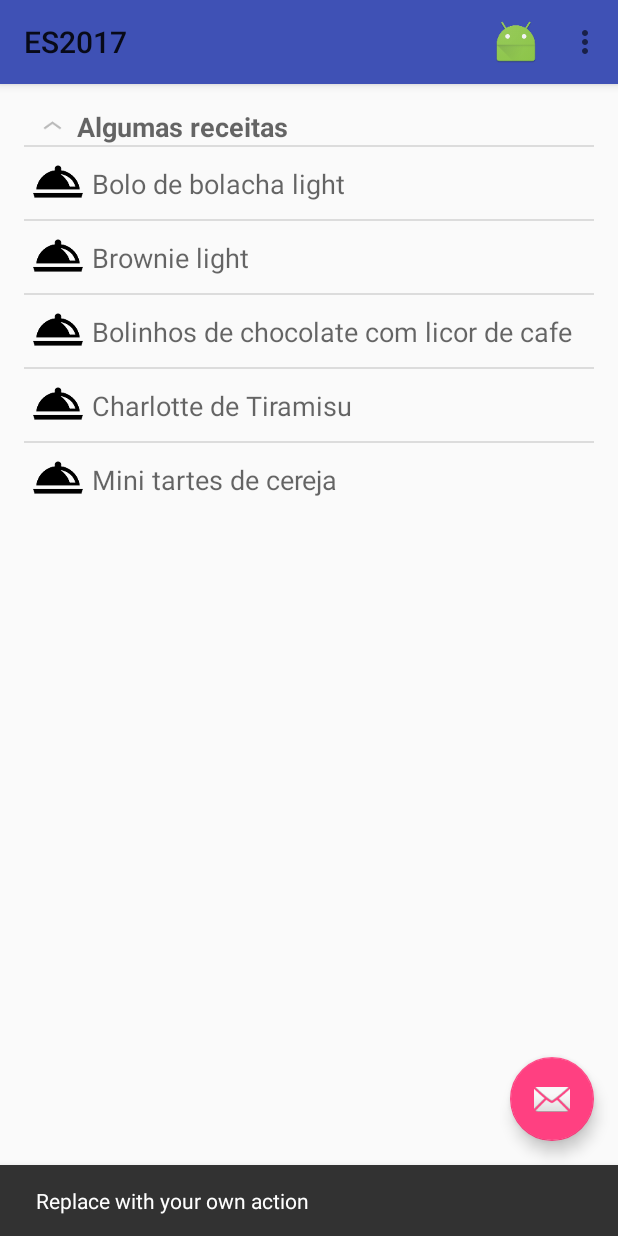
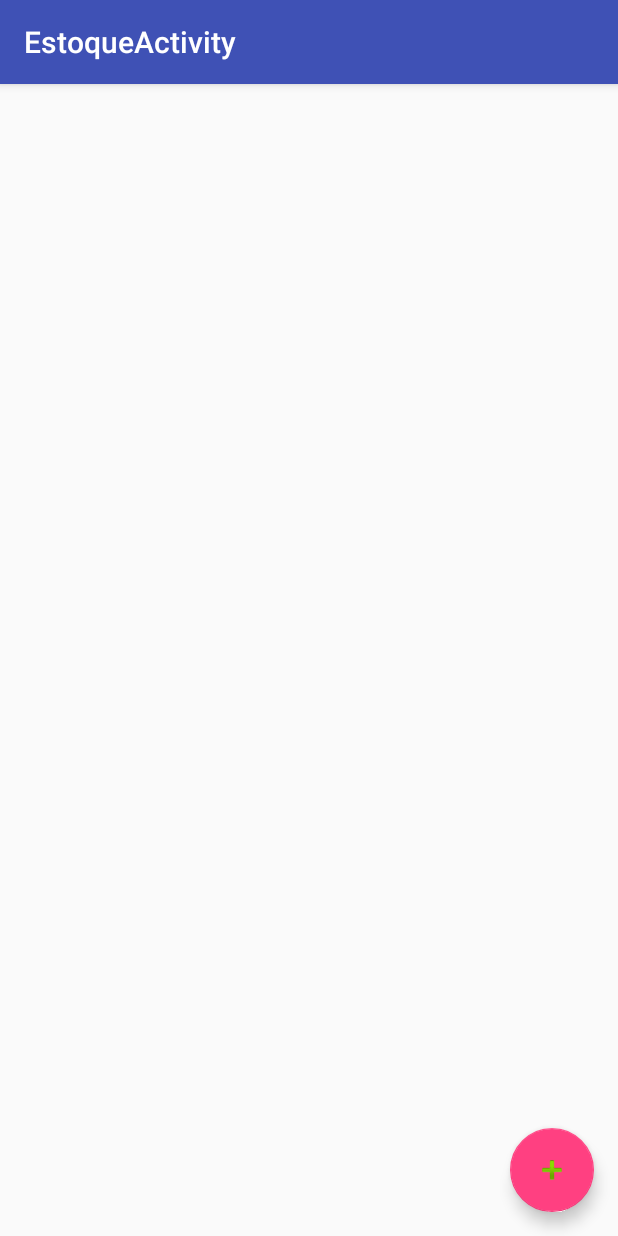
Before and after one commit to brunoklaus/ES2017, an Android app: the screen it shows after launch (MainActivity before the commit, EstoqueActivity after it), after a tap on an icon or button, on a phone screen of 412 x 824 dp. Run offline under Robolectric (Android 15) with nearby library versions, the phone set to English and light mode, and no system bars.

Commit message:
Inserção do EstoqueActivity e seus derivados. Seu acesso é dado clicando Floating Action Button da Main Activity (ou Botão de Email Rosa da Main). Estoque ainda com BUG de não inserir no banco e na ListView

```diff
--- /dev/null
+++ b/app/src/main/java/com/example/klaus/es2017/EstoqueActivity.java
@@ -0,0 +1,53 @@
+package com.example.klaus.es2017;
+
+import android.content.Intent;
+import android.os.Bundle;
+import android.support.design.widget.FloatingActionButton;
+import android.support.design.widget.Snackbar;
+import android.support.v7.app.AppCompatActivity;
+import android.support.v7.widget.Toolbar;
+import android.view.View;
+import android.widget.ListView;
+
+import java.util.List;
+
+public class EstoqueActivity extends AppCompatActivity {
+
+    ListView minhaLista;
+
+    @Override
+    protected void onCreate(Bundle savedInstanceState) {
+        super.onCreate(savedInstanceState);
+        setContentView(R.layout.activity_estoque);
+        Toolbar toolbar = (Toolbar) findViewById(R.id.toolbar);
+        setSupportActionBar(toolbar);
+
+        FloatingActionButton fab = (FloatingActionButton) findViewById(R.id.fab);
+        fab.setOnClickListener(new View.OnClickListener() {
+            @Override
+            public void onClick(View view) {
+                Intent intent = new Intent(EstoqueActivity.this, CadastroIngredienteActivity.class);
+                startActivity(intent);
+            }
+        });
+
+        minhaLista = (ListView) findViewById(R.id.estoque_list);
+    }
+
+    @Override
+    protected void onResume(){
+        carregaLista();
+        super.onResume();
+    }
+
+    private void carregaLista(){
+
+        IngredientesDAO dao = new IngredientesDAO(this);
+        List<Ingrediente> ingredientes = dao.getLista();
+        dao.close();
+        IngredientesAdapter adaptador = new IngredientesAdapter(ingredientes, this);
+
+        this.minhaLista.setAdapter(adaptador);
+    }
+
+}
--- /dev/null
+++ b/app/src/main/java/com/example/klaus/es2017/IngredientesAdapter.java
@@ -0,0 +1,63 @@
+package com.example.klaus.es2017;
+
+import android.app.Activity;
+import android.view.View;
+import android.view.ViewGroup;
+import android.widget.BaseAdapter;
+import android.widget.TextView;
+
+import org.w3c.dom.Text;
+
+import java.util.List;
+import java.util.concurrent.TimeoutException;
+
+/**
+ * Created by brunogata on 09/09/17.
+ */
+
+public class IngredientesAdapter extends BaseAdapter{
+
+    private final List<Ingrediente> meus_ingredientes;
+    private final Activity activity;
+
+    public IngredientesAdapter(List<Ingrediente> meus_ingredientes, Activity activity){
+        this.meus_ingredientes = meus_ingredientes;
+        this.activity = activity;
+    }
+
+    @Override
+    public int getCount() {
+        return this.meus_ingredientes.size();
+    }
+
+    @Override
+    public Object getItem(int i) {
+        return this.meus_ingredientes.get(i);
+    }
+
+    @Override
+    public long getItemId(int i) {
+        return this.meus_ingredientes.get(i).getId();
+    }
+
+    @Override
+    public View getView(int position, View convertView, ViewGroup parent) {
+
+        View linha = convertView;
+        Ingrediente ingrediente = meus_ingredientes.get(position);
+
+        if(linha == null){ // primeira chamada
+            linha = this.activity.getLayoutInflater().inflate(R.layout.celula_ingrediente, parent, false);
+        }
+
+        TextView nome = (TextView) linha.findViewById(R.id.ingrediente_textview);
+        TextView quantidade = (TextView) linha.findViewById(R.id.quantidade_textview);
+        TextView marca = (TextView) linha.findViewById(R.id.marca_textview);
+
+        nome.setText(ingrediente.getNome());
+        quantidade.setText(ingrediente.getQuantidade());
+        marca.setText(ingrediente.getMarca());
+
+        return null;
+    }
+}
--- /dev/null
+++ b/app/src/main/java/com/example/klaus/es2017/IngredientesDAO.java
@@ -0,0 +1,82 @@
+package com.example.klaus.es2017;
+
+import android.content.ContentValues;
+import android.content.Context;
+import android.database.Cursor;
+import android.database.sqlite.SQLiteDatabase;
+import android.database.sqlite.SQLiteOpenHelper;
+
+import java.util.ArrayList;
+import java.util.List;
+
+/**
+ * Created by brunogata on 09/09/17.
+ */
+
+public class IngredientesDAO extends SQLiteOpenHelper {
+    private static final String TABELA = "Ingredientes";
+    private static final String DATABASE = "Estoque";
+
+    public IngredientesDAO(Context context){
+        super(context, DATABASE, null, 1);
+    }
+
+    @Override
+    public void onCreate(SQLiteDatabase db){
+        String ddl = "CREATE TABLE " + TABELA
+                + "(id INTEGER PRIMARY KEY,"
+                + "nome TEXT NOT NULL,"
+                + "quantidade TEXT NOT NULL,"
+                + "marca TEXT);";
+        db.execSQL(ddl);
+    }
+
+    @Override
+    public void onUpgrade(SQLiteDatabase db, int oldVersion, int newVersion) {
+        db.execSQL("DROP TABLE IF EXISTS " + TABELA);
+        onCreate(db);
+    }
+
+    public void addIngrediente(Ingrediente ingrediente){
+        ContentValues values = new ContentValues();
+
+        values.put("nome", ingrediente.getNome());
+        values.put("quantidade", ingrediente.getQuantidade());
+        values.put("marca", ingrediente.getMarca());
+
+        getWritableDatabase().insert(TABELA, null, values);
+    }
+
+    public void rmvIngrediente(Ingrediente ingrediente){
+        SQLiteDatabase db = getWritableDatabase();
+        String[] args = {ingrediente.getId().toString()};
+        db.delete("ingredientes", "id=?", args);
+    }
+
+    public void editIngrediente(Ingrediente ingrediente){
+        ContentValues values = new ContentValues();
+
+        values.put("nome", ingrediente.getNome());
+        values.put("quantidade", ingrediente.getQuantidade());
+        values.put("marca", ingrediente.getMarca());
+
+        String[] id_alterar = {ingrediente.getId().toString()};
+        getWritableDatabase().update(TABELA, values, "id=?", id_alterar);
+    }
+
+    public List<Ingrediente> getLista(){
+        List<Ingrediente> ingredientes = new ArrayList<Ingrediente>();
+        Cursor cursor = getReadableDatabase().rawQuery("SELECT * FROM " + TABELA + ";", null);
+
+        while (cursor.moveToNext()){
+            Ingrediente ingrediente = new Ingrediente();
+            ingrediente.setId(cursor.getLong(cursor.getColumnIndex("id")));
+            ingrediente.setNome(cursor.getString(cursor.getColumnIndex("nome")));
+            ingrediente.setQuantidade(cursor.getString(cursor.getColumnIndex("quantidade")));
+            ingrediente.setMarca(cursor.getString(cursor.getColumnIndex("marca")));
+        }
+        cursor.close();
+
+        return ingredientes;
+    }
+}
--- a/app/src/main/java/com/example/klaus/es2017/MainActivity.java
+++ b/app/src/main/java/com/example/klaus/es2017/MainActivity.java
@@ -43,8 +43,8 @@ public class MainActivity extends AppCompatActivity
         fab.setOnClickListener(new View.OnClickListener() {
             @Override
             public void onClick(View view) {
-                Snackbar.make(view, "Replace with your own action", Snackbar.LENGTH_LONG)
-                        .setAction("Action", null).show();
+                Intent intent = new Intent(MainActivity.this, EstoqueActivity.class);
+                startActivity(intent);
             }
         });
 
--- /dev/null
+++ b/app/src/main/res/layout/activity_estoque.xml
@@ -0,0 +1,33 @@
+<?xml version="1.0" encoding="utf-8"?>
+<android.support.design.widget.CoordinatorLayout xmlns:android="http://schemas.android.com/apk/res/android"
+    xmlns:app="http://schemas.android.com/apk/res-auto"
+    xmlns:tools="http://schemas.android.com/tools"
+    android:layout_width="match_parent"
+    android:layout_height="match_parent"
+    tools:context="com.example.klaus.es2017.EstoqueActivity">
+
+    <android.support.design.widget.AppBarLayout
+        android:layout_width="match_parent"
+        android:layout_height="wrap_content"
+        android:theme="@style/AppTheme.AppBarOverlay">
+
+        <android.support.v7.widget.Toolbar
+            android:id="@+id/toolbar"
+            android:layout_width="match_parent"
+            android:layout_height="?attr/actionBarSize"
+            android:background="?attr/colorPrimary"
+            app:popupTheme="@style/AppTheme.PopupOverlay" />
+
+    </android.support.design.widget.AppBarLayout>
+
+    <include layout="@layout/content_estoque" />
+
+    <android.support.design.widget.FloatingActionButton
+        android:id="@+id/fab"
+        android:layout_width="wrap_content"
+        android:layout_height="wrap_content"
+        android:layout_gravity="bottom|end"
+        android:layout_margin="@dimen/fab_margin"
+        app:srcCompat="@android:drawable/ic_input_add" />
+
+</android.support.design.widget.CoordinatorLayout>
--- /dev/null
+++ b/app/src/main/res/layout/content_estoque.xml
@@ -0,0 +1,17 @@
+<?xml version="1.0" encoding="utf-8"?>
+<android.support.constraint.ConstraintLayout xmlns:android="http://schemas.android.com/apk/res/android"
+    xmlns:app="http://schemas.android.com/apk/res-auto"
+    xmlns:tools="http://schemas.android.com/tools"
+    android:layout_width="match_parent"
+    android:layout_height="match_parent"
+    app:layout_behavior="@string/appbar_scrolling_view_behavior"
+    tools:context="com.example.klaus.es2017.EstoqueActivity"
+    tools:showIn="@layout/activity_estoque">
+
+    <ListView
+        android:id="@+id/estoque_list"
+        android:layout_width="368dp"
+        android:layout_height="495dp"
+        tools:layout_editor_absoluteX="8dp"
+        tools:layout_editor_absoluteY="8dp" />
+</android.support.constraint.ConstraintLayout>
--- a/app/src/main/res/values/strings.xml
+++ b/app/src/main/res/values/strings.xml
@@ -4,4 +4,7 @@
     <string name="app_label">Search</string>
     <string name="search_hint">Search Me</string>
     <string name="search">Search</string>
+    <string name="title_activity_main_estoque">MainEstoqueActivity</string>
+    <string name="title_activity_cadastro_ingrediente">CadastroIngrediente</string>
+    <string name="title_activity_estoque">EstoqueActivity</string>
 </resources>
```
Also changed, not shown: app/build.gradle (+5 -5 lines), app/src/main/AndroidManifest.xml (+16 -4 lines), app/src/main/java/com/example/klaus/es2017/CadastroIngredienteActivity.java (added, +60 -0 lines), app/src/main/java/com/example/klaus/es2017/CadastroIngredientesHelper.java (added, +40 -0 lines), app/src/main/java/com/example/klaus/es2017/Ingrediente.java (added, +52 -0 lines), app/src/main/res/layout/activity_cadastro_ingrediente.xml (added, +25 -0 lines), app/src/main/res/layout/celula_ingrediente.xml (added, +30 -0 lines), app/src/main/res/layout/content_cadastro_ingrediente.xml (added, +60 -0 lines).
